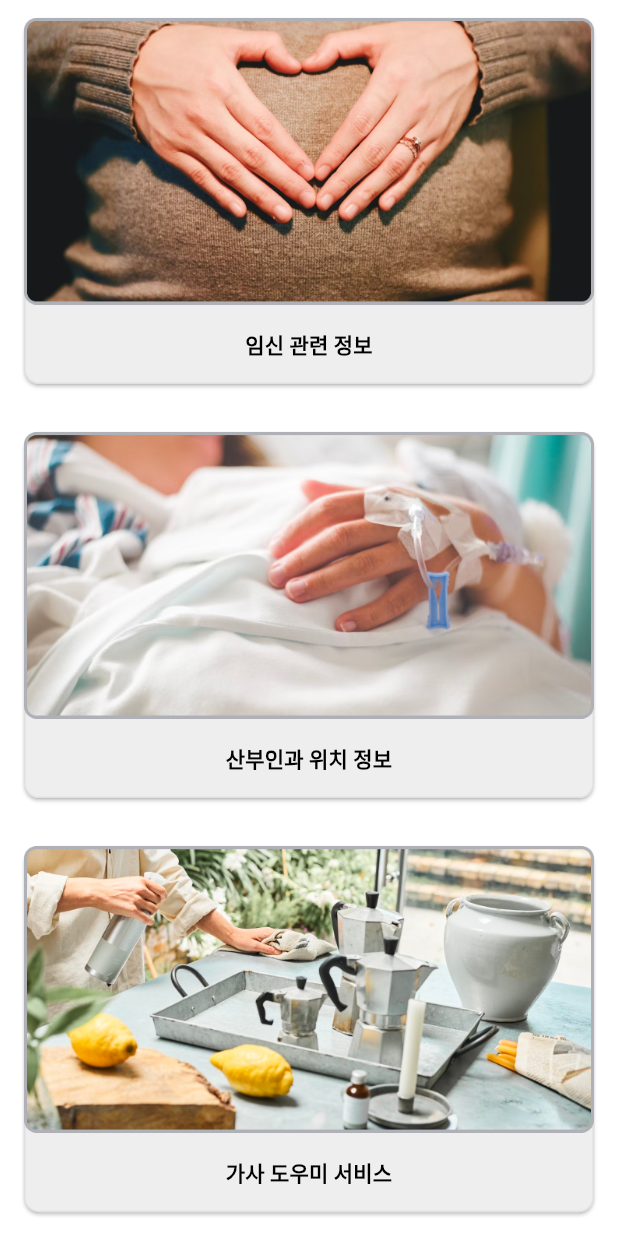
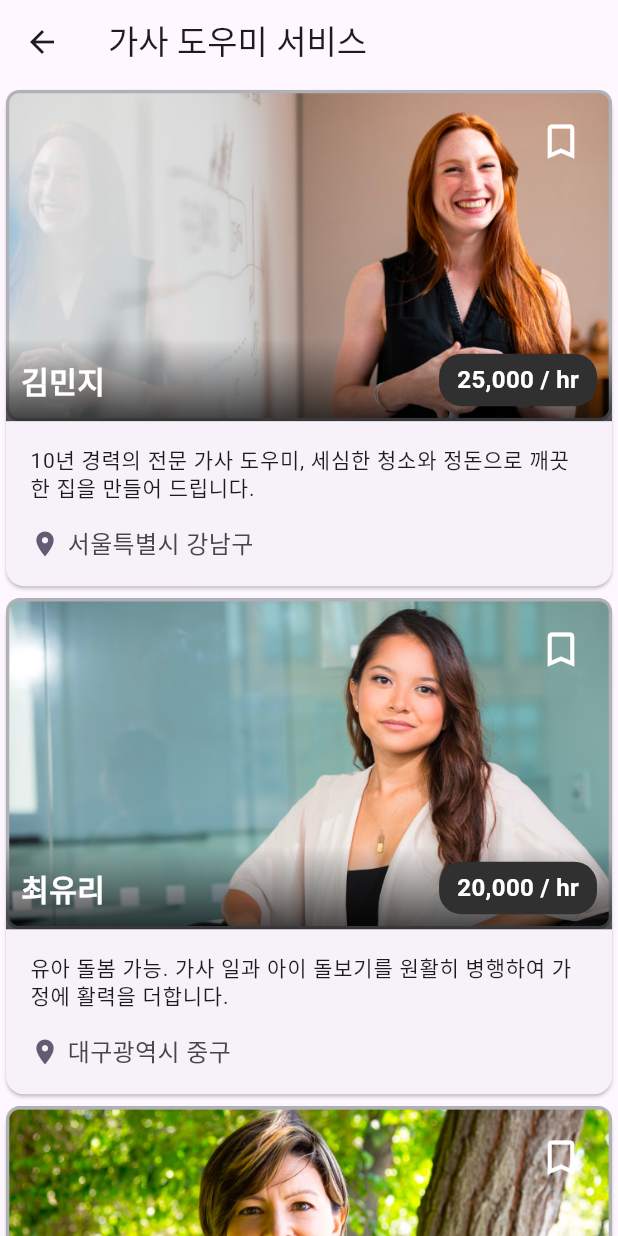
Before and after one commit to GDSC-KNU/3rd-sc-1team_VitaBelly-Android, a Flutter app: the MainScreen screen opened by its route, scrolled down 124 dp, after a tap on "가사 도우미 서비스", on a phone screen of 412 x 824 dp. Run offline on Flutter 3.47's test engine with Material 3 defaults, Android fonts, the light colour scheme and no system bars; our stand-ins replace flutter_dotenv, google_maps_flutter, location.

Commit message:
feat: 가사 도우미 서비스 화면 구현

```diff
--- /dev/null
+++ b/lib/housekeeping_services_screen.dart
@@ -0,0 +1,268 @@
+import 'package:flutter/material.dart';
+import 'package:intl/intl.dart';
+
+void main() => runApp(MaterialApp(home: HousekeepingServicesScreen()));
+
+class Housekeeper {
+  final String name;
+  final String description;
+  final String serviceLocation;
+  final String imagePath;
+  final double hourlyRate;
+  final String skills;
+  final String languages;
+  final String availability;
+  final String certifications;
+  bool isFavorite;
+
+  Housekeeper({
+    required this.name,
+    required this.description,
+    required this.serviceLocation,
+    required this.imagePath,
+    required this.hourlyRate,
+    required this.skills,
+    required this.languages,
+    required this.availability,
+    required this.certifications,
+    this.isFavorite = false,
+  });
+
+  String get formattedHourlyRate =>
+      NumberFormat('#,###', 'ko_KR').format(hourlyRate);
+}
+
+final List<Housekeeper> housekeepers = [
+  Housekeeper(
+    name: "김민지",
+    description: "10년 경력의 전문 가사 도우미, 세심한 청소와 정돈으로 깨끗한 집을 만들어 드립니다.",
+    serviceLocation: "서울특별시 강남구",
+    imagePath: "assets/vitabelly_housekeeper1.png",
+    hourlyRate: 25000,
+    skills: "청소, 빨래, 요리",
+    languages: "한국어, 기본 영어",
+    availability: "월 - 금, 오전 9시 - 오후 6시",
+    certifications: "전문 청소 인증",
+    isFavorite: false,
+  ),
+  Housekeeper(
+    name: "최유리",
+    description: "유아 돌봄 가능. 가사 일과 아이 돌보기를 원활히 병행하여 가정에 활력을 더합니다.",
+    serviceLocation: "대구광역시 중구",
+    imagePath: "assets/vitabelly_housekeeper2.png",
+    hourlyRate: 20000,
+    skills: "유아 돌봄, 가벼운 요리, 집안 정리",
+    languages: "한국어",
+    availability: "화 - 토, 오전 10시 - 오후 5시",
+    certifications: "유아 돌봄 전문가 과정 수료",
+    isFavorite: false,
+  ),
+  Housekeeper(
+    name: "박소윤",
+    description: "정성 가득한 식사 준비와 철저한 위생 관리, 가족 같은 마음으로 돌보겠습니다.",
+    serviceLocation: "인천광역시 연수구",
+    imagePath: "assets/vitabelly_housekeeper3.png",
+    hourlyRate: 23000,
+    skills: "식사 준비, 청소, 세탁",
+    languages: "한국어, 중급 영어",
+    availability: "주말 제외 모든 요일, 오전 8시 - 오후 4시",
+    certifications: "위생 관리 및 식품 준비 인증",
+    isFavorite: false,
+  ),
+];
+
+class HousekeepingServicesScreen extends StatelessWidget {
+  void _showHousekeeperDetails(BuildContext context, Housekeeper housekeeper) {
+    showDialog(
+      context: context,
+      builder: (BuildContext context) {
+        return AlertDialog(
+          title: Text(housekeeper.name),
+          content: SingleChildScrollView(
+            child: Column(
+              crossAxisAlignment: CrossAxisAlignment.start,
+              children: <Widget>[
+                Image.asset(housekeeper.imagePath,
+                    width: MediaQuery.of(context).size.width),
+                SizedBox(height: 16),
+                Text(
+                  housekeeper.description,
+                  style: TextStyle(fontSize: 14),
+                ),
+                SizedBox(height: 16),
+                Text(
+                  "위치",
+                  style: TextStyle(fontWeight: FontWeight.bold),
+                ),
+                Text(housekeeper.serviceLocation),
+                SizedBox(height: 16),
+                Text(
+                  "1시간 당 요금",
+                  style: TextStyle(fontWeight: FontWeight.bold),
+                ),
+                Text("${housekeeper.formattedHourlyRate}"),
+                SizedBox(height: 16),
+                Text(
+                  "가능한 작업",
+                  style: TextStyle(fontWeight: FontWeight.bold),
+                ),
+                Text(housekeeper.skills),
+                SizedBox(height: 16),
+                Text(
+                  "언어",
+                  style: TextStyle(fontWeight: FontWeight.bold),
+                ),
+                Text(housekeeper.languages),
+                SizedBox(height: 16),
+                Text(
+                  "가능한 시간",
+                  style: TextStyle(fontWeight: FontWeight.bold),
+                ),
+                Text(housekeeper.availability),
+                SizedBox(height: 16),
+                Text(
+                  "자격증",
+                  style: TextStyle(fontWeight: FontWeight.bold),
+                ),
+                Text(housekeeper.certifications),
+              ],
+            ),
+          ),
+          actions: <Widget>[
+            TextButton(
+              child: Text('닫기'),
+              onPressed: () => Navigator.of(context).pop(),
+            ),
+          ],
+        );
+      },
+    );
+  }
+
+  @override
+  Widget build(BuildContext context) {
+    return Scaffold(
+      appBar: AppBar(
+        title: Text('가사 도우미 서비스'),
+      ),
+      body: ListView.builder(
+        itemCount: housekeepers.length,
+        itemBuilder: (context, index) {
+          final housekeeper = housekeepers[index];
+          return Card(
+            child: Column(
+              children: [
+                Stack(
+                  alignment: Alignment.bottomLeft,
+                  children: [
+                    Image.asset(housekeeper.imagePath),
+                    Positioned(
+                      bottom: 0,
+                      left: 0,
+                      right: 0,
+                      child: Container(
+                        padding: EdgeInsets.all(10),
+                        decoration: BoxDecoration(
+                          gradient: LinearGradient(
+                            begin: Alignment.bottomCenter,
+                            end: Alignment.topCenter,
+                            colors: [
+                              Colors.black.withOpacity(0.7),
+                              Colors.transparent,
+                            ],
+                          ),
+                        ),
+                        child: Row(
+                          mainAxisAlignment: MainAxisAlignment.spaceBetween,
+                          children: [
+                            Expanded(
+                              child: Text(
+                                housekeeper.name,
+                                style: TextStyle(
+                                  fontWeight: FontWeight.bold,
+                                  color: Colors.white,
+                                  fontSize: 20,
+                                ),
+                                overflow: TextOverflow.ellipsis,
+                              ),
+                            ),
+                            Container(
+                              decoration: BoxDecoration(
+                                color: Colors.grey[850],
+                                borderRadius: BorderRadius.circular(15),
+                              ),
+                              padding: EdgeInsets.symmetric(
+                                horizontal: 12,
+                                vertical: 6,
+                              ),
+                              child: Text(
+                                '${housekeeper.formattedHourlyRate} / hr',
+                                style: TextStyle(
+                                  fontWeight: FontWeight.bold,
+                                  color: Colors.white,
+                                  fontSize: 16,
+                                ),
+                              ),
+                            ),
+                          ],
+                        ),
+                      ),
+                    ),
+                    Positioned(
+                      top: 10,
+                      right: 10,
+                      child: IconButton(
+                        icon: Icon(
+                          housekeeper.isFavorite
+                              ? Icons.bookmark
+                              : Icons.bookmark_border,
+                          color: Colors.white,
+                          size: 30,
+                        ),
+                        onPressed: () {},
+                      ),
+                    ),
+                  ],
+                ),
+                ListTile(
+                  title: Padding(
+                    padding: EdgeInsets.only(top: 8),
+                    child: Text(
+                      housekeeper.description,
+                      style: TextStyle(
+                        height: 1.3,
+                        fontSize: 14,
+                      ),
+                    ),
+                  ),
+                  subtitle: Padding(
+                    padding: EdgeInsets.only(top: 16, bottom: 8),
+                    child: Row(
+                      children: [
+                        Icon(
+                          Icons.location_on,
+                          color: Theme.of(context).colorScheme.secondary,
+                          size: 20,
+                        ),
+                        SizedBox(width: 5),
+                        Expanded(
+                          child: Text(
+                            housekeeper.serviceLocation,
+                            style: TextStyle(
+                              fontSize: 16,
+                            ),
+                          ),
+                        ),
+                      ],
+                    ),
+                  ),
+                  onTap: () => _showHousekeeperDetails(context, housekeeper),
+                ),
+              ],
+            ),
+          );
+        },
+      ),
+    );
+  }
+}
--- a/lib/main.dart
+++ b/lib/main.dart
@@ -5,6 +5,7 @@ import 'main_screen.dart';
 import 'pregnancy_info_screen.dart';
 import 'gynecology_clinic_location_screen.dart';
 import 'pregnancy_selfcare_screen.dart';
+import 'housekeeping_services_screen.dart';
 
 void main() async {
   WidgetsFlutterBinding.ensureInitialized();
@@ -29,6 +30,7 @@ class VitaBellyApp extends StatelessWidget {
         '/gynecologyClinicLocation': (context) =>
             GynecologyClinicLocationScreen(),
         '/selfCare': (context) => PregnancySelfCareScreen(),
+        '/houseKeepingServices': (context) => HousekeepingServicesScreen(),
       },
     );
   }
--- a/lib/main_screen.dart
+++ b/lib/main_screen.dart
@@ -89,7 +89,7 @@ class MainScreen extends StatelessWidget {
                 text: '가사 도우미 서비스',
                 imagePath: 'assets/vitabelly_main_button3.png',
                 onPressed: () {
-                  // TODO: Navigate to the housekeeping services screen
+                  Navigator.pushNamed(context, '/houseKeepingServices');
                 },
                 icon: Icons.cleaning_services,
               ),
--- a/pubspec.yaml
+++ b/pubspec.yaml
@@ -35,6 +35,7 @@ dependencies:
   google_maps_webservice: ^0.0.19
   location: ^5.0.3
   flutter_dotenv: ^5.0.2
+  intl: ^0.19.0
 
   # The following adds the Cupertino Icons font to your application.
   # Use with the CupertinoIcons class for iOS style icons.
@@ -65,6 +66,9 @@ flutter:
     - assets/vitabelly_pregnant_button1.png
     - assets/vitabelly_pregnant_button2.png
     - assets/vitabelly_pregnant_button3.png
+    - assets/vitabelly_housekeeper1.png
+    - assets/vitabelly_housekeeper2.png
+    - assets/vitabelly_housekeeper3.png
     - .env
   # The following line ensures that the Material Icons font is
   # included with your application, so that you can use the icons in
```
Also changed, not shown: assets/vitabelly_housekeeper1.png (added), assets/vitabelly_housekeeper2.png (added), assets/vitabelly_housekeeper3.png (added), pubspec.lock, 1 other file.
